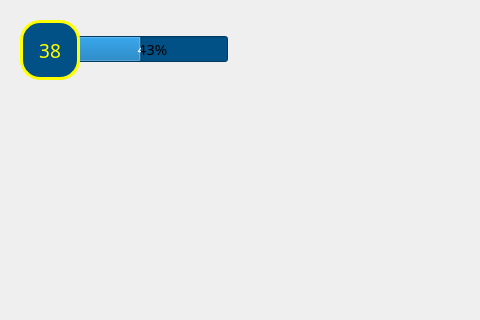
Qt form Lavender/courtgame.ui (mhnasajpour/Lavender-AP-Project) before a commit; both pictures show x 0 to 480 and y 0 to 320 of the 1000 by 630 pixel window.
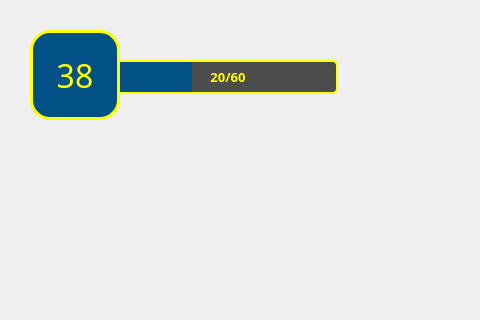
The same form after that commit. Icons and pictures are not drawn.

Commit message: initial sample courtgame

Patch:
```diff
--- a/Lavender/courtgame.ui
+++ b/Lavender/courtgame.ui
@@ -25,6 +25,19 @@
   <property name="windowTitle">
    <string>MainWindow</string>
   </property>
+  <property name="autoFillBackground">
+   <bool>false</bool>
+  </property>
+  <property name="styleSheet">
+   <string notr="true">QProgressBar {
+    border:2px solid #ffff00;
+	border-radius: 5px;
+	background-color: rgb(77, 77, 77);
+}
+QProgressBar::chunk {
+    background-color: rgb(1, 81, 134);
+}</string>
+  </property>
   <widget class="QWidget" name="centralwidget">
    <widget class="QPushButton" name="pushButton_2">
     <property name="geometry">
@@ -159,16 +172,16 @@
    <widget class="QPushButton" name="pushButton_21">
     <property name="geometry">
      <rect>
-      <x>20</x>
-      <y>20</y>
-      <width>60</width>
-      <height>60</height>
+      <x>30</x>
+      <y>30</y>
+      <width>90</width>
+      <height>90</height>
      </rect>
     </property>
     <property name="font">
      <font>
       <family>Jokerman</family>
-      <pointsize>14</pointsize>
+      <pointsize>24</pointsize>
       <weight>50</weight>
       <italic>false</italic>
       <bold>false</bold>
@@ -190,31 +203,236 @@
    <widget class="QProgressBar" name="progressBar">
     <property name="geometry">
      <rect>
-      <x>77</x>
-      <y>36</y>
-      <width>151</width>
-      <height>26</height>
+      <x>118</x>
+      <y>60</y>
+      <width>220</width>
+      <height>34</height>
      </rect>
     </property>
+    <property name="palette">
+     <palette>
+      <active>
+       <colorrole role="WindowText">
+        <brush brushstyle="SolidPattern">
+         <color alpha="255">
+          <red>255</red>
+          <green>255</green>
+          <blue>0</blue>
+         </color>
+        </brush>
+       </colorrole>
+       <colorrole role="Button">
+        <brush brushstyle="SolidPattern">
+         <color alpha="255">
+          <red>77</red>
+          <green>77</green>
+          <blue>77</blue>
+         </color>
+        </brush>
+       </colorrole>
+       <colorrole role="Text">
+        <brush brushstyle="SolidPattern">
+         <color alpha="255">
+          <red>255</red>
+          <green>255</green>
+          <blue>0</blue>
+         </color>
+        </brush>
+       </colorrole>
+       <colorrole role="ButtonText">
+        <brush brushstyle="SolidPattern">
+         <color alpha="255">
+          <red>255</red>
+          <green>255</green>
+          <blue>0</blue>
+         </color>
+        </brush>
+       </colorrole>
+       <colorrole role="Base">
+        <brush brushstyle="SolidPattern">
+         <color alpha="255">
+          <red>77</red>
+          <green>77</green>
+          <blue>77</blue>
+         </color>
+        </brush>
+       </colorrole>
+       <colorrole role="Window">
+        <brush brushstyle="SolidPattern">
+         <color alpha="255">
+          <red>77</red>
+          <green>77</green>
+          <blue>77</blue>
+         </color>
+        </brush>
+       </colorrole>
+       <colorrole role="PlaceholderText">
+        <brush brushstyle="NoBrush">
+         <color alpha="128">
+          <red>255</red>
+          <green>255</green>
+          <blue>0</blue>
+         </color>
+        </brush>
+       </colorrole>
+      </active>
+      <inactive>
+       <colorrole role="WindowText">
+        <brush brushstyle="SolidPattern">
+         <color alpha="255">
+          <red>255</red>
+          <green>255</green>
+          <blue>0</blue>
+         </color>
+        </brush>
+       </colorrole>
+       <colorrole role="Button">
+        <brush brushstyle="SolidPattern">
+         <color alpha="255">
+          <red>77</red>
+          <green>77</green>
+          <blue>77</blue>
+         </color>
+        </brush>
+       </colorrole>
+       <colorrole role="Text">
+        <brush brushstyle="SolidPattern">
+         <color alpha="255">
+          <red>255</red>
+          <green>255</green>
+          <blue>0</blue>
+         </color>
+        </brush>
+       </colorrole>
+       <colorrole role="ButtonText">
+        <brush brushstyle="SolidPattern">
+         <color alpha="255">
+          <red>255</red>
+          <green>255</green>
+          <blue>0</blue>
+         </color>
+        </brush>
+       </colorrole>
+       <colorrole role="Base">
+        <brush brushstyle="SolidPattern">
+         <color alpha="255">
+          <red>77</red>
+          <green>77</green>
+          <blue>77</blue>
+         </color>
+        </brush>
+       </colorrole>
+       <colorrole role="Window">
+        <brush brushstyle="SolidPattern">
+         <color alpha="255">
+          <red>77</red>
+          <green>77</green>
+          <blue>77</blue>
+         </color>
+        </brush>
+       </colorrole>
+       <colorrole role="PlaceholderText">
+        <brush brushstyle="NoBrush">
+         <color alpha="128">
+          <red>255</red>
+          <green>255</green>
+          <blue>0</blue>
+         </color>
+        </brush>
+       </colorrole>
+      </inactive>
+      <disabled>
+       <colorrole role="WindowText">
+        <brush brushstyle="SolidPattern">
+         <color alpha="255">
+          <red>255</red>
+          <green>255</green>
+          <blue>0</blue>
+         </color>
+        </brush>
+       </colorrole>
+       <colorrole role="Button">
+        <brush brushstyle="SolidPattern">
+         <color alpha="255">
+          <red>77</red>
+          <green>77</green>
+          <blue>77</blue>
+         </color>
+        </brush>
+       </colorrole>
+       <colorrole role="Text">
+        <brush brushstyle="SolidPattern">
+         <color alpha="255">
+          <red>255</red>
+          <green>255</green>
+          <blue>0</blue>
+         </color>
+        </brush>
+       </colorrole>
+       <colorrole role="ButtonText">
+        <brush brushstyle="SolidPattern">
+         <color alpha="255">
+          <red>255</red>
+          <green>255</green>
+          <blue>0</blue>
+         </color>
+        </brush>
+       </colorrole>
+       <colorrole role="Base">
+        <brush brushstyle="SolidPattern">
+         <color alpha="255">
+          <red>77</red>
+          <green>77</green>
+          <blue>77</blue>
+         </color>
+        </brush>
+       </colorrole>
+       <colorrole role="Window">
+        <brush brushstyle="SolidPattern">
+         <color alpha="255">
+          <red>77</red>
+          <green>77</green>
+          <blue>77</blue>
+         </color>
+        </brush>
+       </colorrole>
+       <colorrole role="PlaceholderText">
+        <brush brushstyle="NoBrush">
+         <color alpha="128">
+          <red>255</red>
+          <green>255</green>
+          <blue>0</blue>
+         </color>
+        </brush>
+       </colorrole>
+      </disabled>
+     </palette>
+    </property>
     <property name="font">
      <font>
-      <family>B Narm</family>
-      <pointsize>11</pointsize>
-      <weight>50</weight>
-      <bold>false</bold>
+      <family>Arial Black</family>
+      <pointsize>10</pointsize>
+      <weight>75</weight>
+      <bold>true</bold>
      </font>
     </property>
+    <property name="focusPolicy">
+     <enum>Qt::NoFocus</enum>
+    </property>
+    <property name="autoFillBackground">
+     <bool>false</bool>
+    </property>
     <property name="styleSheet">
-     <string notr="true">background-color: rgb(1, 81, 134);</string>
+     <string notr="true">color: rgb(255, 255, 0);</string>
     </property>
     <property name="maximum">
-     <number>100</number>
+     <number>60</number>
     </property>
     <property name="value">
-     <number>43</number>
+     <number>20</number>
     </property>
     <property name="alignment">
-     <set>Qt::AlignLeading|Qt::AlignLeft|Qt::AlignVCenter</set>
+     <set>Qt::AlignCenter</set>
     </property>
     <property name="textVisible">
      <bool>true</bool>
@@ -229,7 +447,7 @@
      <enum>QProgressBar::TopToBottom</enum>
     </property>
     <property name="format">
-     <string>%p%</string>
+     <string>%v/%m</string>
     </property>
    </widget>
    <widget class="QPushButton" name="pushButton_10">
```
Left out of the diff: 7 changed lines with no effect on the pictures. The commit also changes 3 other files.
